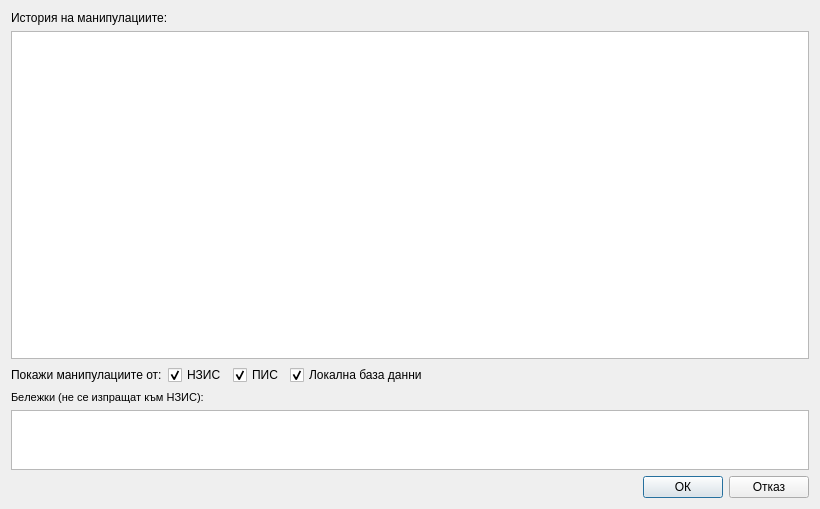
First picture: the form in src/View/Widgets/DetailedStatus.ui, repository thefinalcutbg/DinoDent, before the edit.
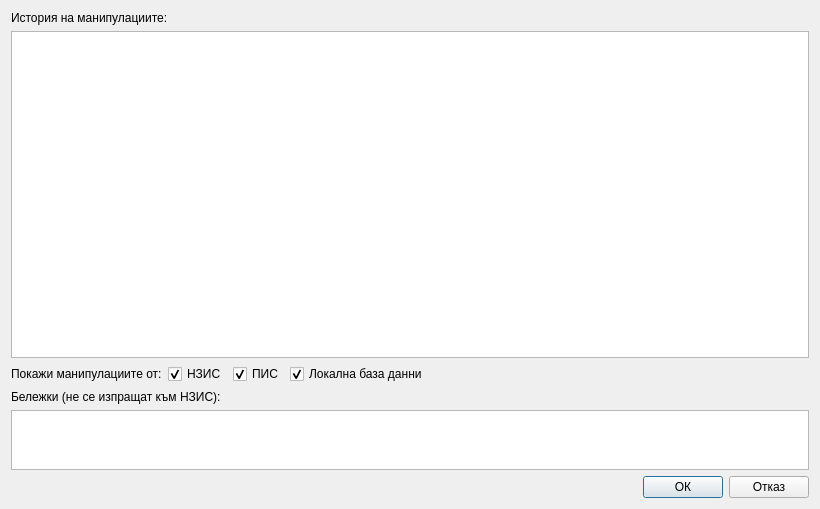
Second picture: the form after the edit.

```diff
--- a/src/View/Widgets/DetailedStatus.ui
+++ b/src/View/Widgets/DetailedStatus.ui
@@ -114,14 +114,6 @@
        <height>16777215</height>
       </size>
      </property>
-     <property name="font">
-      <font>
-       <family>Segoe UI</family>
-       <pointsize>8</pointsize>
-       <bold>false</bold>
-       <kerning>false</kerning>
-      </font>
-     </property>
      <property name="text">
       <string>Бележки (не се изпращат към НЗИС):</string>
      </property>
```
